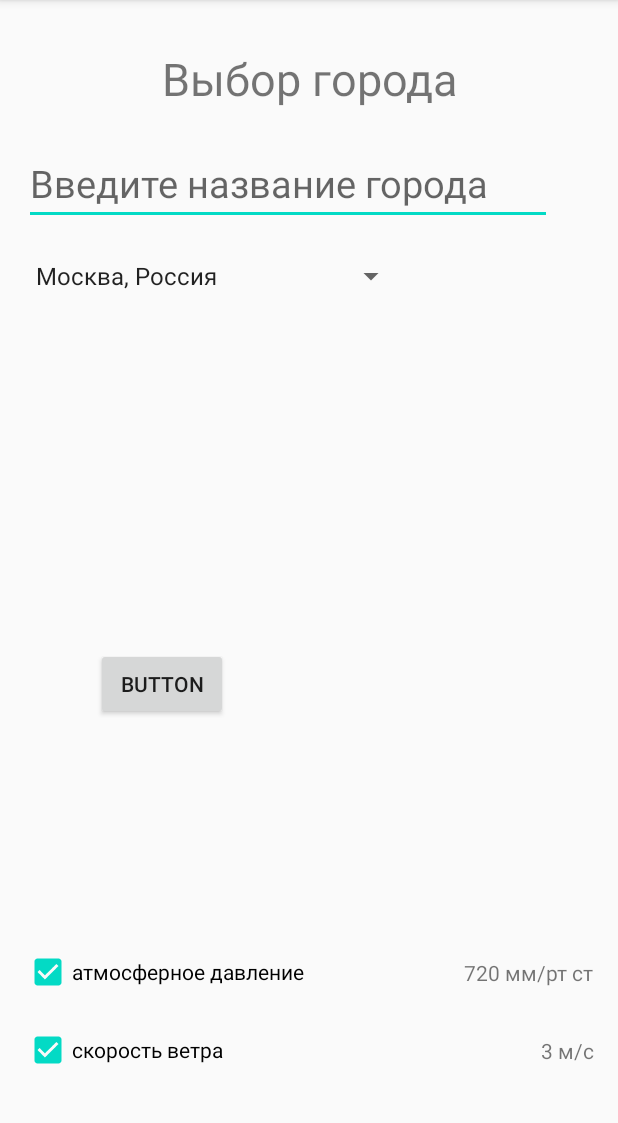
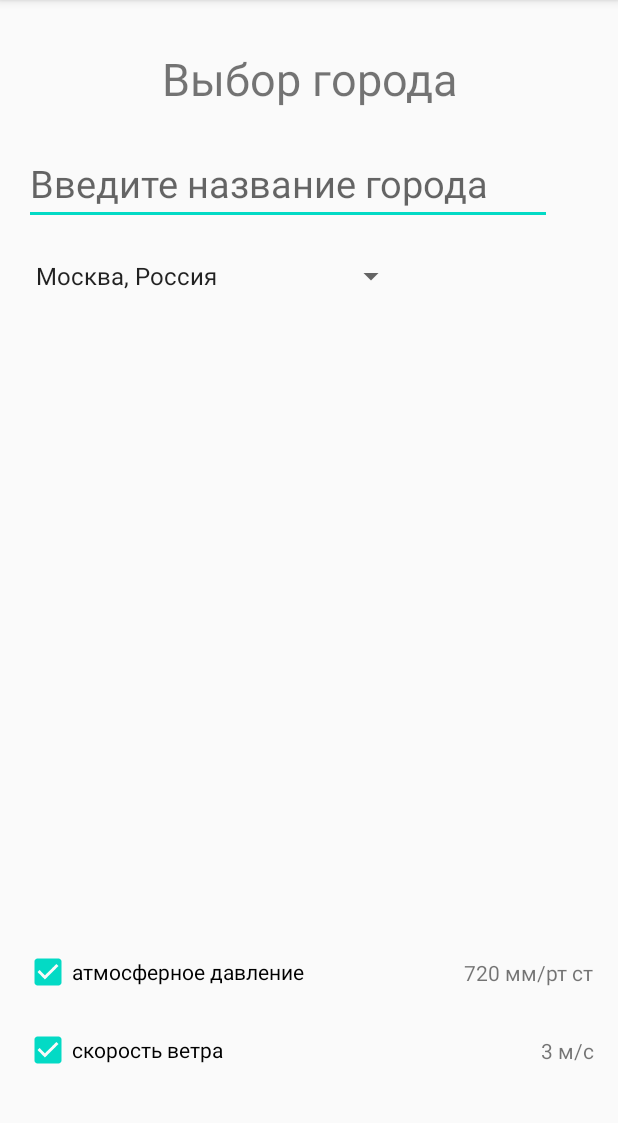
Before and after one commit to koassumo/Andr_HW1, an Android app: the SitySelect screen opened directly, with no data from a screen before it, on a phone screen of 412 x 824 dp, the part 84-1207 px from its top. Run offline under Robolectric (Android 15) with nearby library versions, the phone set to English and light mode, and no system bars.

Commit message:
ДЗ 3 сделано все без * (+ лишнее убрал)

```diff
--- a/app/src/main/res/layout/sity_select.xml
+++ b/app/src/main/res/layout/sity_select.xml
@@ -83,15 +83,4 @@
         app:layout_constraintEnd_toEndOf="parent"
         app:layout_constraintTop_toTopOf="@+id/checkBoxWind" />
 
-    <Button
-        android:id="@+id/button"
-        android:layout_width="wrap_content"
-        android:layout_height="wrap_content"
-        android:layout_marginTop="432dp"
-        android:text="Button"
-        app:layout_constraintEnd_toEndOf="parent"
-        app:layout_constraintHorizontal_bias="0.198"
-        app:layout_constraintStart_toStartOf="parent"
-        app:layout_constraintTop_toTopOf="parent" />
-
 </androidx.constraintlayout.widget.ConstraintLayout>
```
